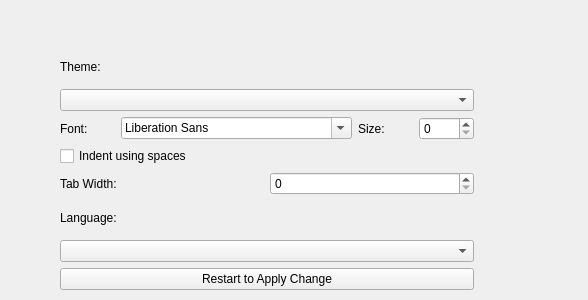
First picture: the form in src/GeneralSettingsView.ui, repository silkedit/silkedit, before the edit.
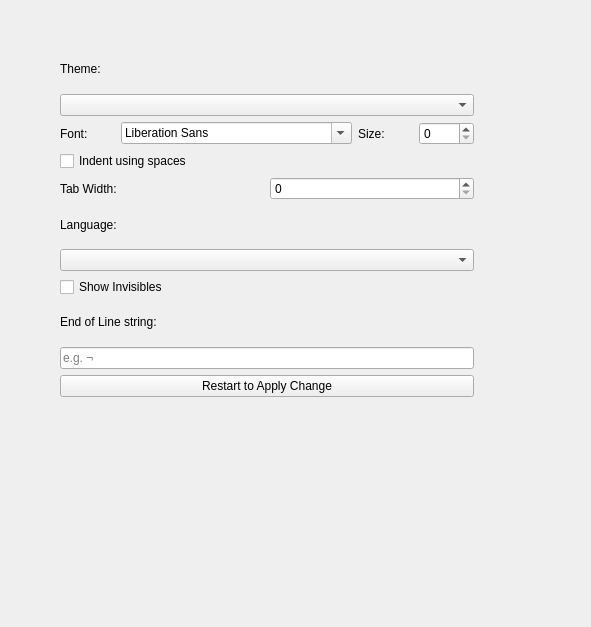
Second picture: the form after the edit.

Commit message: Add Show Invisibles check box and EOL string in GeneralSettingsView

Patch:
```diff
--- a/src/GeneralSettingsView.ui
+++ b/src/GeneralSettingsView.ui
@@ -6,8 +6,8 @@
    <rect>
     <x>0</x>
     <y>0</y>
-    <width>588</width>
-    <height>300</height>
+    <width>591</width>
+    <height>627</height>
    </rect>
   </property>
   <widget class="QWidget" name="verticalLayoutWidget">
@@ -16,7 +16,7 @@
      <x>60</x>
      <y>50</y>
      <width>414</width>
-     <height>240</height>
+     <height>347</height>
     </rect>
    </property>
    <layout class="QVBoxLayout" name="verticalLayout">
@@ -88,6 +88,30 @@
     <item>
      <widget class="QComboBox" name="langCombo"/>
     </item>
+    <item>
+     <widget class="QCheckBox" name="showInvisiblesCheck">
+      <property name="text">
+       <string>Show Invisibles</string>
+      </property>
+     </widget>
+    </item>
+    <item>
+     <widget class="QLabel" name="label_6">
+      <property name="text">
+       <string>End of Line string:</string>
+      </property>
+     </widget>
+    </item>
+    <item>
+     <widget class="QLineEdit" name="eolEdit">
+      <property name="text">
+       <string/>
+      </property>
+      <property name="placeholderText">
+       <string>e.g. ¬</string>
+      </property>
+     </widget>
+    </item>
     <item>
      <widget class="QPushButton" name="restartButton">
       <property name="text">
```
The commit also changes 7 other files.
